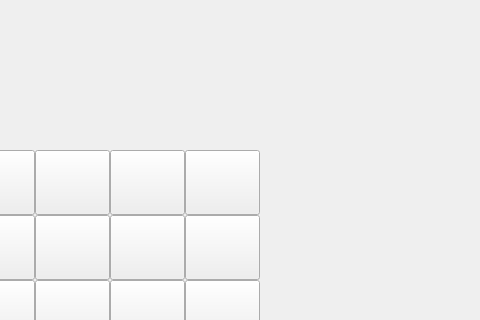
The window that Vue.ui (lyg2/Projet_Echecs_Chess) describes before a commit, drawn with Qt 5; both pictures show x 571 to 1051 and y 0 to 320 of the 1051 by 875 pixel window.
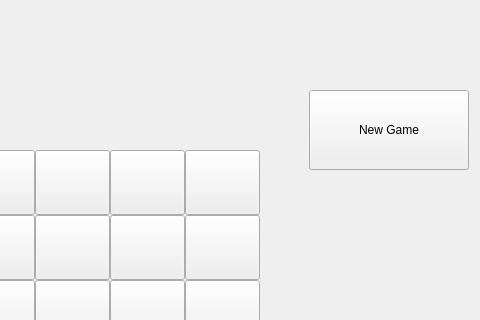
The same window after the commit.

What changed in the file:
```diff
--- a/Vue.ui
+++ b/Vue.ui
@@ -870,6 +870,31 @@
      </item>
     </layout>
    </widget>
+   <widget class="QWidget" name="verticalLayoutWidget">
+    <property name="geometry">
+     <rect>
+      <x>880</x>
+      <y>90</y>
+      <width>160</width>
+      <height>80</height>
+     </rect>
+    </property>
+    <layout class="QVBoxLayout" name="verticalLayout">
+     <item>
+      <widget class="QPushButton" name="newGameButton">
+       <property name="sizePolicy">
+        <sizepolicy hsizetype="Preferred" vsizetype="Preferred">
+         <horstretch>0</horstretch>
+         <verstretch>0</verstretch>
+        </sizepolicy>
+       </property>
+       <property name="text">
+        <string>New Game</string>
+       </property>
+      </widget>
+     </item>
+    </layout>
+   </widget>
   </widget>
   <widget class="QMenuBar" name="menubar">
    <property name="geometry">
```
Left out of the diff: 2 changed lines with no effect on the pictures.
